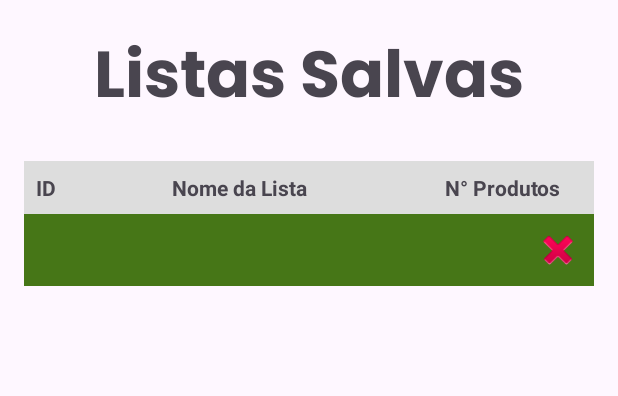
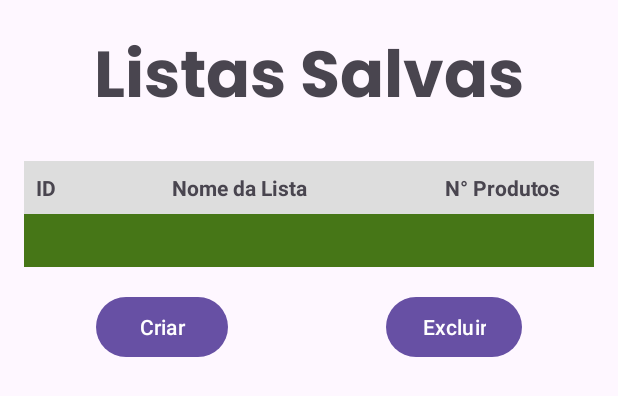
Before and after one commit to cleiton200/trabalho_faculdade, an Android app: the layout tela_listas.xml on its own in the app's theme, with its tools: preview values and no code run, on a phone screen of 412 x 824 dp. Shown: the top 396 px of the screen. Run offline under Robolectric (Android 15) with nearby library versions, the phone set to English and light mode, and no system bars.

Commit message:
adicionado criar/ecluir

```diff
--- a/app/src/main/java/ui/MainActivity.kt
+++ b/app/src/main/java/ui/MainActivity.kt
@@ -54,15 +54,6 @@ class MainActivity : AppCompatActivity() {
         }
 
 
-        btn_login.setOnClickListener {
-            val usuario = findViewById<EditText>(R.id.tv_usuario).text.toString()
-            val senha = findViewById<EditText>(R.id.tv_senha).text.toString()
 
-            if (usuario == "admin" && senha == "1234") {
-                startActivity(Intent(this, TelasListasActivity::class.java))
-            } else {
-                Toast.makeText(this, "Usuário ou senha incorretos", Toast.LENGTH_SHORT).show()
-            }
-        }
     }
 }
--- a/app/src/main/res/layout/item_lista.xml
+++ b/app/src/main/res/layout/item_lista.xml
@@ -24,12 +24,6 @@
         android:layout_weight="1"
         android:layout_height="wrap_content" />
 
-    <ImageButton
-        android:id="@+id/btn_excluir"
-        android:layout_width="wrap_content"
-        android:layout_height="wrap_content"
-        android:src="@android:drawable/ic_delete"
-        android:background="?attr/selectableItemBackgroundBorderless"
-        android:contentDescription="Excluir" />
+
 
 </LinearLayout>
--- a/app/src/main/res/layout/tela_listas.xml
+++ b/app/src/main/res/layout/tela_listas.xml
@@ -20,6 +20,7 @@
 
     <!--linear layout para a lista-->
     <LinearLayout
+        android:id="@+id/Linear_listasalva"
         android:layout_width="match_parent"
         android:layout_height="wrap_content"
         android:orientation="vertical"
@@ -61,7 +62,29 @@
             layout="@layout/item_lista"
             android:layout_width="match_parent"
             android:layout_height="wrap_content" />
+
     </LinearLayout>
+
+    <Button
+        android:id="@+id/btn_criar"
+        android:layout_width="wrap_content"
+        android:layout_height="wrap_content"
+        android:text="Criar"
+        android:layout_marginStart="64dp"
+        app:layout_constraintTop_toBottomOf="@+id/Linear_listasalva"
+        app:layout_constraintStart_toStartOf="parent"
+        />
+    <Button
+        android:id="@+id/btn_excluir"
+        android:layout_width="wrap_content"
+        android:layout_height="wrap_content"
+        android:layout_marginEnd="64dp"
+        android:text="Excluir"
+        app:layout_constraintTop_toBottomOf="@+id/Linear_listasalva"
+        app:layout_constraintEnd_toEndOf="parent"
+
+        />
+
 
 
 </androidx.constraintlayout.widget.ConstraintLayout>
```
